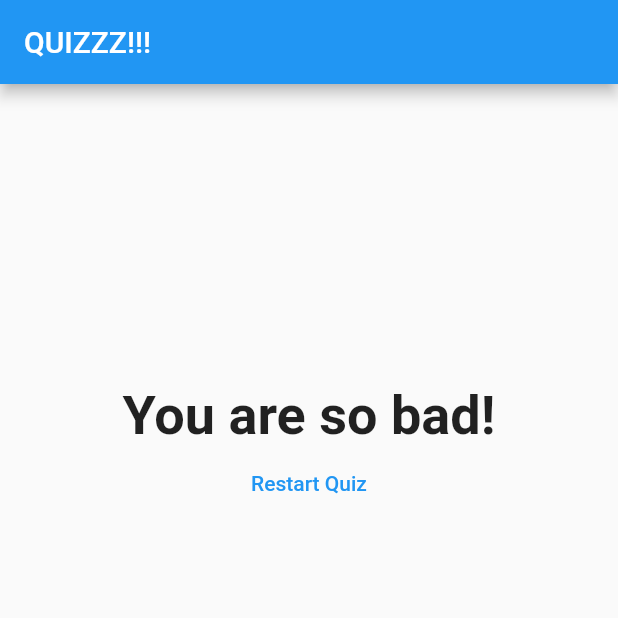
After one commit to rein96/quiz-flutter, a Flutter app: the screen it shows after launch, after a tap on "Black", after a tap on "Snake", after a tap on "Steph", on a phone screen of 412 x 824 dp, the top half of it. The commit adds this screen. Run offline on Flutter 3.47's test engine with Material 2 defaults, Android fonts, the phone set to English and light mode, and no system bars.

Commit message:
split widget, result.dart end

```diff
--- a/lib/answer.dart
+++ b/lib/answer.dart
@@ -6,7 +6,7 @@ class Answer extends StatelessWidget {
   // type = Function
 
   Answer(this.selectHandler, String this.answerText);
-  // selectHandler === _answerQuestion(){ setState }
+  // selectHandler === _answerQuestion( int score ){ setState }
   // answerText === answer (el)
 
   @override
@@ -17,7 +17,7 @@ class Answer extends StatelessWidget {
         color: Colors.blue,
         textColor: Colors.white,
         child: Text(this.answerText),
-        onPressed: selectHandler,  // null = button disabled
+        onPressed: selectHandler,  // if null = button disabled
       ),
 
     );
--- a/lib/main.dart
+++ b/lib/main.dart
@@ -1,7 +1,9 @@
 import 'package:flutter/material.dart';
 
-import './question.dart'; //Question
-import './answer.dart'; //Answer
+import './quiz.dart'; //Quiz
+import './result.dart'; //Result
+// import './question.dart'; //Question
+// import './answer.dart'; //Answer
 
 // void main() {
 //   runApp(MyApp());
@@ -24,54 +26,86 @@ class MyApp extends StatefulWidget {
 // _MyAppState = private class, can't be accessed to other files, but can be accessed on this file
 class _MyAppState extends State<MyApp> {
   var _questionIndex = 0;
+  var _totalScore = 0;
 
-  void _answerQuestion(){
+  // array = list on flutter
+  final _questions = const [
+    // Map() = { 'key' : 'value' } // Map = class
+    {
+      'questionText': 'What\'s your favorite color?',
+      'answers': [
+        { 'text' : 'Black', 'score' : 10 },
+        { 'text' : 'Red', 'score' : 5 },
+        { 'text' : 'Green', 'score' : 3 },
+        { 'text' : 'White', 'score' : 1 }
+      ]
+    },
+    {
+      'questionText': 'What\'s your favorite animal?',
+      'answers': [
+        { 'text' : 'Rabbit', 'score' : 3 },
+        { 'text' : 'Snake', 'score' : 11 },
+        { 'text' : 'Elephant', 'score' : 5 },
+        { 'text' : 'Lion', 'score' : 9 },
+        ]
+    },
+    {
+      'questionText': 'Who\'s your instructor?',
+      'answers': [
+        { 'text' : 'Max', 'score' : 5 },
+        { 'text' : 'Kevin', 'score' : 7 },
+        { 'text' : 'Steph', 'score' : 1 }
+      ]
+    },
+  ];
+
+  void _answerQuestion( int score ){
+    if( _questionIndex < _questions.length ){
+      _totalScore = _totalScore + score;
+      setState(() {
+        _questionIndex = _questionIndex + 1;
+      });
+      print(_questionIndex);
+    }
+  }
+
+  void _resetQuiz() {
     setState(() {
-      _questionIndex = _questionIndex + 1;
+      _questionIndex = 0;
+      _totalScore = 0;
     });
-    print(_questionIndex);
   }
 
   @override
   Widget build(BuildContext context) {
     // BuildContext = type | context = object
 
-    // array = list on flutter
-    var questions = [
-      // Map() = { 'key' : 'value' } // Map = class
-      {
-        'questionText': 'What\'s your favorite color?',
-        'answers': ['Black', 'Red', 'Green', 'white']
-      },
-      {
-        'questionText': 'What\'s your favorite animal?',
-        'answers': ['Rabbit', 'snake', 'elephant', 'lion']
-      },
-      {
-        'questionText': 'Who\'s your instructor?',
-        'answers': ['Max', 'Kev', 'Steph']
-      },
-    ];
-
     // returns "widget tree"
     return MaterialApp(
       home: Scaffold(
         appBar: AppBar(title: Text('QUIZZZ!!!')),
-        body: Column(
-          children: [
-            Question( // from question.dart
-              questions[_questionIndex]['questionText']
-            ),
-            // Answer(_answerQuestion)
-            ...(questions[_questionIndex]['answers'] as List<String> ).map( (answer) {
-              return Answer(_answerQuestion ,answer);
-            }).toList()
-          ],
-        ),
+        // ternary operator
+        body: _questionIndex < _questions.length ? Quiz(
+          answerQuestion: _answerQuestion,
+          questionIndex: _questionIndex,
+          questions: _questions,
+          )
+        : Result(_totalScore, _resetQuiz),
       ),
     );
   }
 }
+
+
+
+
+
+
+
+
+
+
+
 
 // import 'package:flutter/material.dart';
 
--- /dev/null
+++ b/lib/quiz.dart
@@ -0,0 +1,27 @@
+import 'package:flutter/material.dart';
+
+import './question.dart';
+import './answer.dart';
+
+class Quiz extends StatelessWidget {
+  final List<Map<String, Object>> questions; // questions = { 'key' : 'value' }
+  final int questionIndex;
+  final Function answerQuestion;
+
+  Quiz({@required this.questions, @required this.answerQuestion, @required this.questionIndex});
+
+  @override
+  Widget build(BuildContext context) {
+    return  Column(
+      children: [
+        Question( // from question.dart
+          questions[questionIndex]['questionText']
+        ),
+        // Answer(_answerQuestion)
+        ...(questions[questionIndex]['answers'] as List<Map<String, Object>> ).map( (answer) {
+          return Answer( () => answerQuestion(answer['score']), answer['text']);
+        }).toList()
+      ],
+    );
+  }
+}
--- /dev/null
+++ b/lib/result.dart
@@ -0,0 +1,48 @@
+import 'package:flutter/material.dart';
+
+class Result extends StatelessWidget {
+  final int resultScore;
+  final Function resetHandler;
+
+  Result(this.resultScore, this.resetHandler);
+
+  String get resultPhrase{
+    print(resultScore);
+    String resultText;
+    if (resultScore <= 8){
+      resultText = 'You are awesome and innocent!';
+    } else if (resultScore <= 12) {
+      resultText = 'Pretty likeable!';
+    } else if (resultScore <= 16 ) {
+      resultText = 'You are ... strange ?!';
+    } else {
+      resultText = 'You are so bad!';
+    }
+    return resultText;
+  }
+  // Getter = a mixture of property and method
+  // getter = method that can't receieve any arguments
+
+  @override
+  Widget build(BuildContext context) {
+    return Container(
+      margin: EdgeInsets.only(top: 200),
+      child: Center(
+        child: Column(
+          children: <Widget>[
+            Text(
+              resultPhrase,
+              style: TextStyle(fontSize: 36, fontWeight: FontWeight.bold),
+              textAlign: TextAlign.center,
+            ),
+            FlatButton(
+              child: Text('Restart Quiz'),
+              onPressed: resetHandler,
+              textColor: Colors.blue,
+              ),
+          ]
+        )
+      )
+    );
+  }
+}
```
